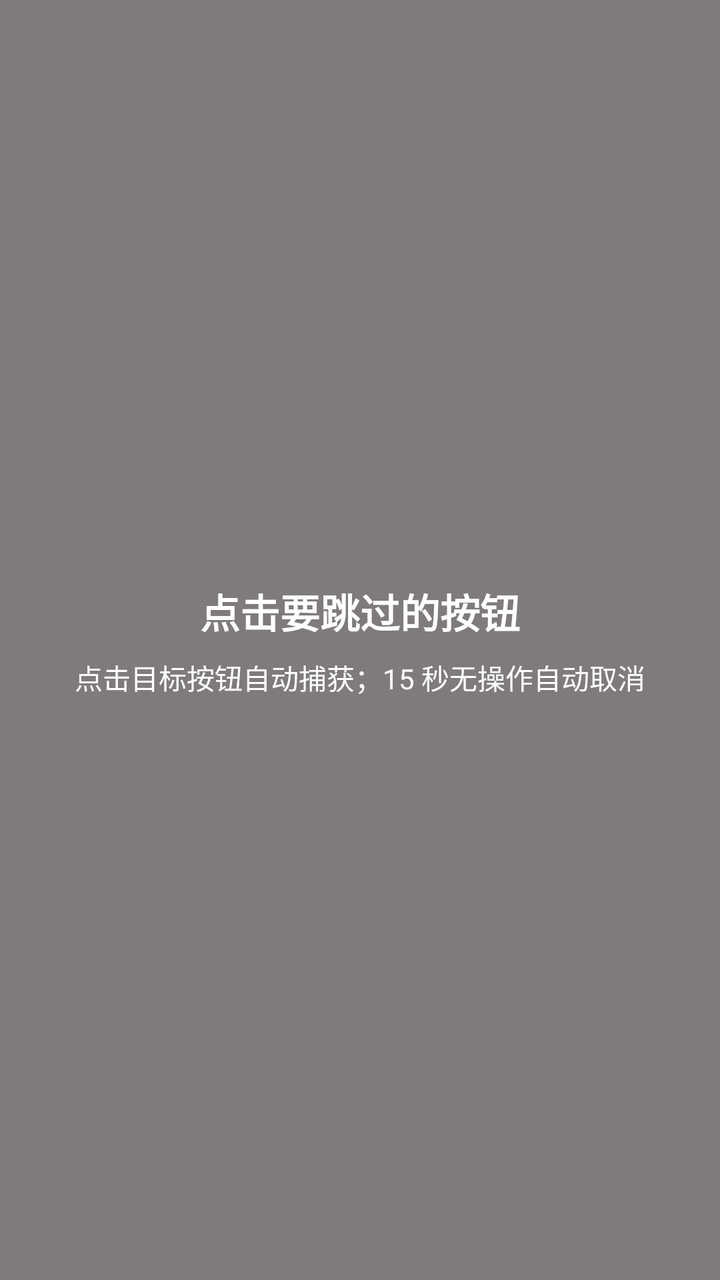
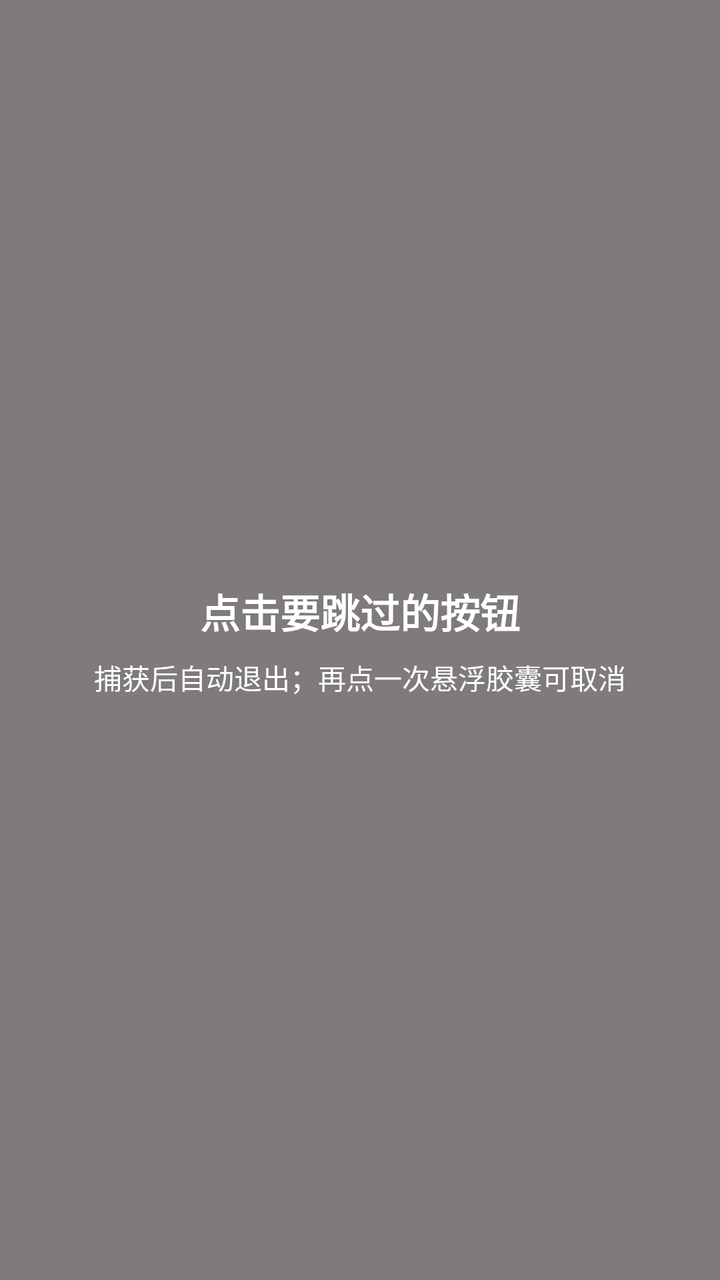

Before-and-after screenshots of an Android layout around one commit, followed by the original layout XML and the change that was made.
<!-- AndroidManifest.xml: application theme Theme.AdSkip -->
<!-- res/layout/capture_hint.xml -->
<?xml version="1.0" encoding="utf-8"?>
<FrameLayout xmlns:android="http://schemas.android.com/apk/res/android"
    android:layout_width="match_parent"
    android:layout_height="match_parent"
    android:background="#80000000">

    <LinearLayout
        android:layout_width="wrap_content"
        android:layout_height="wrap_content"
        android:layout_gravity="center"
        android:orientation="vertical"
        android:gravity="center"
        android:padding="24dp">

        <TextView
            android:layout_width="wrap_content"
            android:layout_height="wrap_content"
            android:text="点击要跳过的按钮"
            android:textColor="#FFFFFF"
            android:textSize="20sp"
            android:textStyle="bold" />

        <TextView
            android:layout_width="wrap_content"
            android:layout_height="wrap_content"
            android:layout_marginTop="8dp"
            android:text="点击目标按钮自动捕获；15 秒无操作自动取消"
            android:textColor="#FFFFFF"
            android:textSize="14sp" />
    </LinearLayout>
</FrameLayout>
<!-- resources referenced by this layout -->
<resources>
  <style name="Theme.AdSkip" parent="Theme.Material3.DayNight.NoActionBar">
          <item name="colorPrimary">@color/pink</item>
          <item name="colorPrimaryDark">@color/pink_dark</item>
          <item name="colorAccent">@color/pink</item>
          <item name="android:colorBackground">@color/bg</item>
          <item name="colorSurface">@color/surface</item>
          <item name="android:statusBarColor">?attr/colorPrimary</item>
      </style>
  <color name="pink">#FB7299</color>
  <color name="pink_dark">#C8548A</color>
  <color name="bg">#FFF7FA</color>
  <color name="surface">#FFFFFFFF</color>
</resources>

<!-- the commit's change to res/layout/capture_hint.xml (unified diff, before → after) -->
@@ -24,7 +24,7 @@
             android:layout_width="wrap_content"
             android:layout_height="wrap_content"
             android:layout_marginTop="8dp"
-            android:text="点击目标按钮自动捕获；15 秒无操作自动取消"
+            android:text="捕获后自动退出；再点一次悬浮胶囊可取消"
             android:textColor="#FFFFFF"
             android:textSize="14sp" />
     </LinearLayout>
